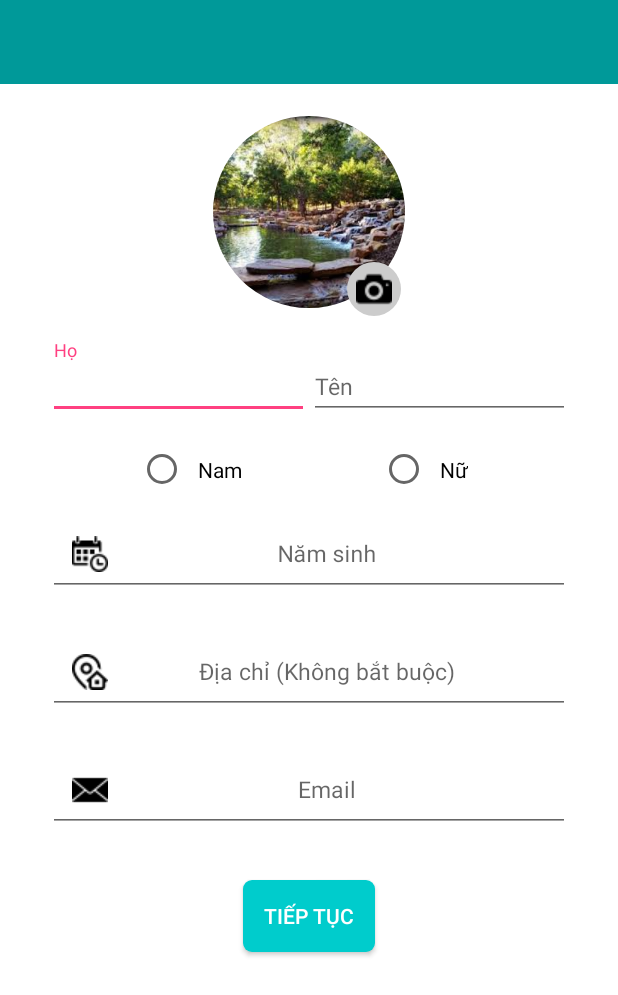
After one commit to CongBaDo/MeetDr-Pa, an Android app: the InformationAccountActivity screen opened directly, with no data from a screen before it, on a phone screen of 412 x 824 dp. The commit adds this screen. Shown: the top 995 px of the screen. Run offline under Robolectric (Android 15) with nearby library versions, the phone set to English and light mode, and no system bars; our stand-ins replace CircleImageView; libraries missing offline, so code that uses them is left out: com.facebook.accountkit, com.wdullaer.materialdatetimepicker; 1 statement that could not run was skipped.

Commit message:
Hiện thực màn hình thông tin người dùng

```diff
--- /dev/null
+++ b/app/src/main/java/com/viiam/mvvp/model/Client.java
@@ -0,0 +1,5 @@
+package com.viiam.mvvp.model;
+
+public class Client {
+
+}
--- /dev/null
+++ b/app/src/main/res/drawable/custom_button.xml
@@ -0,0 +1,7 @@
+<?xml version="1.0" encoding="utf-8"?>
+<shape xmlns:android="http://schemas.android.com/apk/res/android">
+
+    <solid android:color="@color/colorButton"/>
+    <corners android:radius="6dp"/>
+
+</shape>
--- /dev/null
+++ b/app/src/main/res/drawable/custom_user_account.xml
@@ -0,0 +1,12 @@
+<?xml version="1.0" encoding="utf-8"?>
+<shape xmlns:android="http://schemas.android.com/apk/res/android"
+
+    >
+
+    <solid android:color="@color/colorGray"
+        />
+    <size android:height="128dp" android:width="128dp"/>
+    <corners android:radius="64dp"/>
+
+
+</shape>
--- /dev/null
+++ b/app/src/main/res/layout/layout_info_account.xml
@@ -0,0 +1,203 @@
+<?xml version="1.0" encoding="utf-8"?>
+<LinearLayout
+    xmlns:android="http://schemas.android.com/apk/res/android"
+    xmlns:app="http://schemas.android.com/apk/res-auto"
+    android:layout_width="match_parent"
+    android:layout_height="match_parent"
+    android:orientation="vertical"
+    android:background="@color/colorWhite"
+    >
+
+    <android.support.v7.widget.Toolbar
+        android:layout_width="match_parent"
+        android:layout_height="?attr/actionBarSize"
+        android:background="#009999"
+        >
+    </android.support.v7.widget.Toolbar>
+
+    <android.support.v4.widget.NestedScrollView
+        android:layout_width="match_parent"
+        android:layout_height="match_parent">
+        <LinearLayout
+            android:layout_width="match_parent"
+            android:layout_height="wrap_content"
+            android:orientation="vertical"
+            >
+
+            <FrameLayout
+                android:layout_width="wrap_content"
+                android:layout_height="wrap_content"
+                android:layout_gravity="center"
+                android:layout_marginTop="16dp"
+
+                >
+                    <de.hdodenhof.circleimageview.CircleImageView
+                        android:id="@+id/imgDaidien"
+                        android:layout_width="128dp"
+                        android:layout_height="128dp"
+                        android:gravity="center"
+                        android:src="@drawable/android6"
+                        android:layout_margin="5dp"
+                        />
+                    <ImageView
+                        android:id="@+id/imgEdit"
+                        android:layout_width="36dp"
+                        android:layout_height="36dp"
+                        android:background="@drawable/custom_user_account"
+                        android:scaleType="centerInside"
+                        android:layout_gravity="bottom|right"
+                        android:src="@drawable/photo"
+                        android:layout_marginRight="8dp"
+                        />
+            </FrameLayout>
+            <LinearLayout
+                android:layout_width="match_parent"
+                android:layout_height="wrap_content"
+                android:layout_marginTop="16dp"
+                android:orientation="horizontal"
+                >
+
+                <android.support.design.widget.TextInputLayout
+                    android:id="@+id/input_FirstName"
+                    android:layout_width="match_parent"
+                    android:layout_height="wrap_content"
+                    android:layout_weight="1"
+                    android:layout_marginLeft="32dp"
+                    >
+                    <EditText
+                        android:id="@+id/edtFirstName"
+                        android:layout_width="match_parent"
+                        android:layout_height="wrap_content"
+                        android:hint="Họ"
+                        android:layout_marginTop="12dp"
+                        android:textSize="15dp"
+                        />
+                </android.support.design.widget.TextInputLayout>
+
+                <android.support.design.widget.TextInputLayout
+                    android:id="@+id/input_LastName"
+                    android:layout_width="match_parent"
+                    android:layout_height="wrap_content"
+                    android:layout_weight="1"
+                    android:layout_marginRight="32dp"
+                    >
+                    <EditText
+                        android:id="@+id/edtLastName"
+                        android:layout_width="match_parent"
+                        android:layout_height="wrap_content"
+                        android:hint="Tên"
+                        android:layout_marginTop="12dp"
+                        android:textSize="15dp"
+                        />
+
+                </android.support.design.widget.TextInputLayout>
+
+
+            </LinearLayout>
+            <RadioGroup
+                android:layout_width="wrap_content"
+                android:layout_height="wrap_content"
+                android:orientation="horizontal"
+                android:layout_gravity="center"
+                android:layout_marginTop="16dp"
+                >
+
+                <RadioButton
+                    android:id="@+id/rdbNam"
+                    android:layout_width="match_parent"
+                    android:layout_height="wrap_content"
+                    android:layout_weight="1"
+                    android:text="Nam"
+                    android:gravity="center"
+                    android:padding="8dp"
+                    android:layout_marginRight="36dp"
+                    />
+                <RadioButton
+                    android:id="@+id/rdbNu"
+                    android:layout_weight="1"
+                    android:layout_width="match_parent"
+                    android:layout_height="wrap_content"
+                    android:text="Nữ"
+                    android:padding="8dp"
+                    android:layout_marginLeft="48dp"
+                    />
+            </RadioGroup>
+
+
+            <android.support.design.widget.TextInputLayout
+                android:id="@+id/input_NamSinh"
+                android:layout_width="match_parent"
+                android:layout_height="match_parent"
+                android:layout_marginLeft="20dp"
+                android:layout_marginRight="20dp"
+                >
+                <EditText
+                    android:id="@+id/edtNamSinh"
+                    android:layout_width="match_parent"
+                    android:layout_height="wrap_content"
+                    android:hint="Năm sinh"
+                    android:padding="16dp"
+                    android:layout_margin="12dp"
+                    android:drawableLeft="@drawable/calendar"
+                    android:gravity="center"
+                    android:textSize="15dp"
+                    />
+            </android.support.design.widget.TextInputLayout>
+
+            <android.support.design.widget.TextInputLayout
+                android:id="@+id/input_DiaChi"
+                android:layout_width="match_parent"
+                android:layout_height="wrap_content"
+                android:layout_marginLeft="20dp"
+                android:layout_marginRight="20dp"
+                >
+                <EditText
+                    android:id="@+id/edtDiaChi"
+                    android:layout_width="match_parent"
+                    android:layout_height="wrap_content"
+                    android:hint="Địa chỉ (Không bắt buộc)"
+                    android:padding="16dp"
+                    android:layout_margin="12dp"
+                    android:gravity="center"
+                    android:drawableLeft="@drawable/address"
+                    android:textSize="15dp"
+                    android:singleLine="true"
+                    />
+            </android.support.design.widget.TextInputLayout>
+
+
+            <android.support.design.widget.TextInputLayout
+                android:id="@+id/input_Email"
+                android:layout_width="match_parent"
+                android:layout_height="wrap_content"
+                android:layout_marginLeft="20dp"
+                android:layout_marginRight="20dp"
+                >
+
+                <EditText
+                    android:id="@+id/edtEmail"
+                    android:layout_width="match_parent"
+                    android:layout_height="wrap_content"
+                    android:hint="Email"
+                    android:padding="16dp"
+                    android:layout_margin="12dp"
+                    android:gravity="center"
+                    android:drawableLeft="@drawable/email"
+                    android:textSize="15dp"
+
+                    />
+            </android.support.design.widget.TextInputLayout>
+
+            <Button
+                android:layout_gravity="center"
+                android:layout_width="wrap_content"
+                android:layout_height="wrap_content"
+                android:layout_margin="20dp"
+                android:text="TIẾP TỤC"
+                android:id="@+id/btnTiepTuc"
+                android:background="@drawable/custom_button"
+                android:textColor="@color/colorWhite"
+                />
+        </LinearLayout>
+    </android.support.v4.widget.NestedScrollView>
+</LinearLayout>
--- a/app/src/main/res/values/colors.xml
+++ b/app/src/main/res/values/colors.xml
@@ -1,6 +1,11 @@
 <?xml version="1.0" encoding="utf-8"?>
 <resources>
     <color name="colorPrimary">#3F51B5</color>
-    <color name="colorPrimaryDark">#303F9F</color>
+    <color name="colorPrimaryDark">#006666</color>
     <color name="colorAccent">#FF4081</color>
+
+    <color name="colorWhite">#FFFFFF</color>
+    <color name="colorGray">#CCCCCC</color>
+    <color name="colorBlack">#000</color>
+    <color name="colorButton">#00CCCC</color>
 </resources>
--- a/app/src/main/res/values/strings.xml
+++ b/app/src/main/res/values/strings.xml
@@ -1,4 +1,13 @@
 <resources>
     <string name="app_name">Dagger Retrofit Rx</string>
     <string name="unknown_error">Error Nemo </string>
+
+    <string name="FACEBOOK_APP_ID">2321743671392844</string>
+    <string name="ACCOUNT_KIT_CLIENT_TOKEN">f6064e419a0cd641d3a8d8236cf275f1</string>
+    <string name="AK_ACCOUNT_KIT_CLIENT_TOKEN">akf6064e419a0cd641d3a8d8236cf275f1</string>
+
+
+    <string name="anhdaidien">Ảnh đại diện</string>
+    <string name="banchuanhapmucnay">Bạn chưa nhập mục này</string>
+    <string name="bankhongduocdetrong">Bạn không được để trống</string>
 </resources>
--- a/app/src/main/res/values/styles.xml
+++ b/app/src/main/res/values/styles.xml
@@ -1,11 +1,15 @@
 <resources>
 
     <!-- Base application theme. -->
-    <style name="AppTheme" parent="Theme.AppCompat.Light.DarkActionBar">
+    <style name="AppTheme" parent="Theme.AppCompat.Light.NoActionBar">
         <!-- Customize your theme here. -->
         <item name="colorPrimary">@color/colorPrimary</item>
         <item name="colorPrimaryDark">@color/colorPrimaryDark</item>
         <item name="colorAccent">@color/colorAccent</item>
     </style>
 
+    <style name="PopUpActivity" parent="Theme.AppCompat.Light.Dialog.Alert">
+            <item name="android:windowNoTitle">true</item>
+    </style>
+
 </resources>
```
Also changed, not shown: app/build.gradle (+14 -2 lines), app/src/main/AndroidManifest.xml (+32 -0 lines), app/src/main/java/com/viiam/mvvp/activity/AcountKitActivity.kt (added, +87 -0 lines), app/src/main/java/com/viiam/mvvp/activity/InformationAccountActivity.kt (added, +261 -0 lines), app/src/main/res/layout/activity_acount_kit.xml (added, +20 -0 lines), app/src/main/res/drawable/address.png (added), app/src/main/res/drawable/android6.jpg (added), app/src/main/res/drawable/calendar.png (added), app/src/main/res/drawable/email.png (added), app/src/main/res/drawable/photo.png (added), app/src/main/res/drawable/user.png (added).
